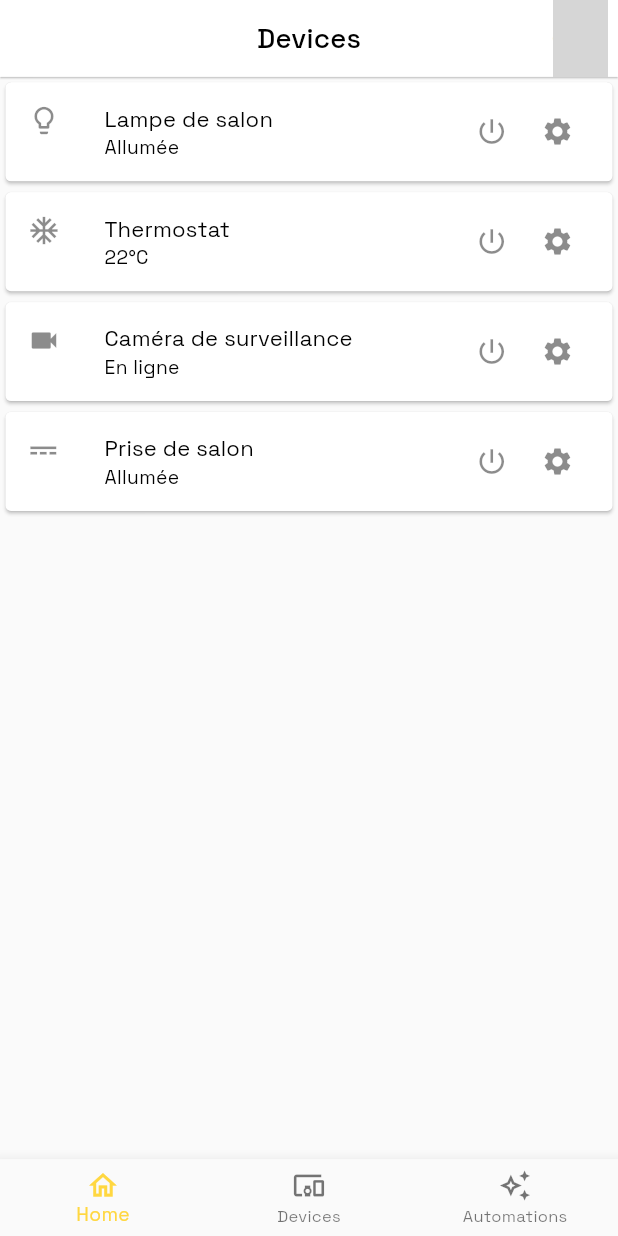
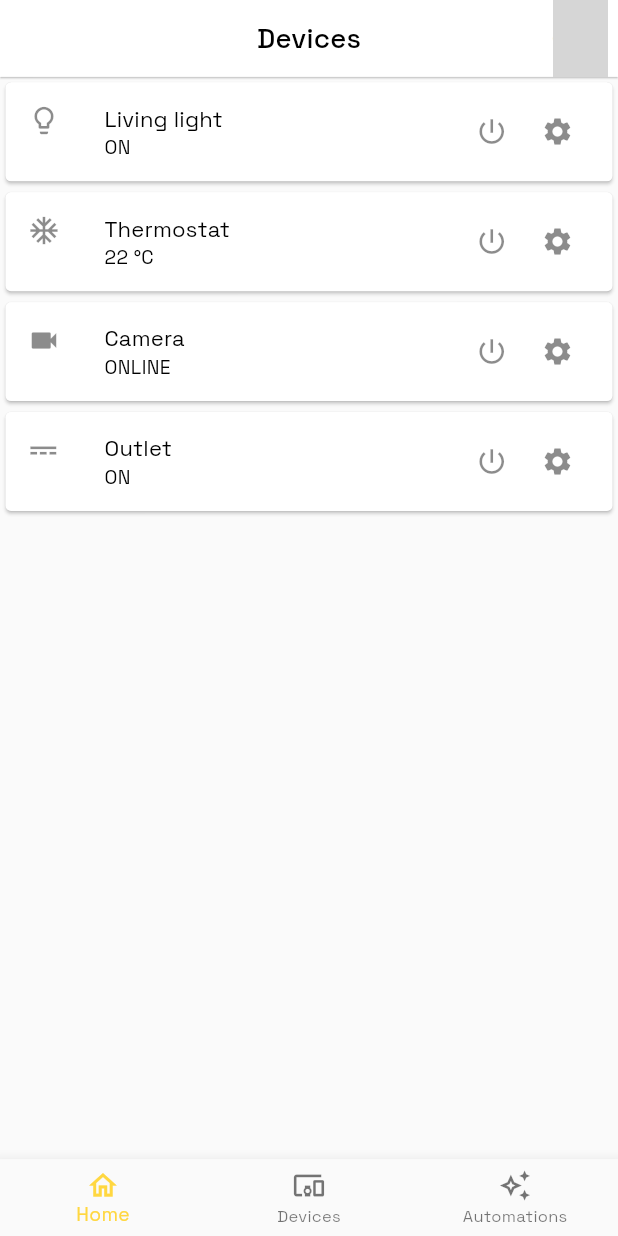
Before and after one commit to SwayLtd/Bewr-Home, a Flutter app: the DevicesPage screen opened by its route, on a phone screen of 412 x 824 dp. Run offline on Flutter 3.47's test engine with Material 2 defaults, Android fonts, the phone set to English and light mode, and no system bars; our stand-ins replace dotted_border, go_router, google_fonts, responsive_framework; missing offline and left inert: flutter_shake_animated; generated files the repository leaves out were written again; network calls fail; grey boxes are pictures that could not be loaded.

Commit message:
Implementing localization to a big part of the screens
Only stay routes.dart

```diff
--- a/lib/core/widgets/appbar.dart
+++ b/lib/core/widgets/appbar.dart
@@ -120,7 +120,7 @@ class _ScaffoldWithAppBarState extends State<ScaffoldWithAppBar> {
             },
             child: Container(
               margin: const EdgeInsets.only(
-                  right: 7.5), // // Add some margin to the right of the avatar
+                  right: 7.5,), // // Add some margin to the right of the avatar
               child: const CircleAvatar(
                 backgroundImage: NetworkImage(
                   'https://avatars.githubusercontent.com/u/21986104', // TODO: Get user avatar
--- a/lib/core/widgets/navbar.dart
+++ b/lib/core/widgets/navbar.dart
@@ -1,5 +1,7 @@
+import 'package:bewr_home/core/l10n.dart';
 import 'package:bewr_home/core/routes.dart';
 import 'package:flutter/material.dart';
+import 'package:flutter_gen/gen_l10n/app_localizations.dart';
 import 'package:go_router/go_router.dart';
 
 class ScaffoldWithNavBar extends StatefulWidget {
@@ -13,21 +15,6 @@ class ScaffoldWithNavBar extends StatefulWidget {
 class _ScaffoldWithNavBarState extends State<ScaffoldWithNavBar> {
   int _currentIndex = 0;
 
-  final List<BottomNavigationBarItem> _items = const <BottomNavigationBarItem>[
-  BottomNavigationBarItem(
-    icon: Icon(Icons.home_outlined),
-    label: 'Home', // TODO: Localize
-  ),
-  BottomNavigationBarItem(
-    icon: Icon(Icons.devices_other_outlined),
-    label: 'Devices', // TODO: Localize
-  ),
-  BottomNavigationBarItem(
-    icon: Icon(Icons.auto_awesome_outlined),
-    label: 'Automations', // TODO: Localize
-  ),
-];
-
   @override
   void initState() {
     super.initState();
@@ -37,11 +24,26 @@ class _ScaffoldWithNavBarState extends State<ScaffoldWithNavBar> {
   /// The widget to display in the body of the Scaffold.
   @override
   Widget build(BuildContext context) {
+    final List<BottomNavigationBarItem> items = <BottomNavigationBarItem>[
+      BottomNavigationBarItem(
+        icon: const Icon(Icons.home_outlined),
+        label: context.loc.bottomnavbarHome,
+      ),
+      BottomNavigationBarItem(
+        icon: const Icon(Icons.devices_other_outlined),
+        label: context.loc.bottomnavbarDevices,
+      ),
+      BottomNavigationBarItem(
+        icon: const Icon(Icons.auto_awesome_outlined),
+        label: context.loc.bottomnavbarAutomations,
+      ),
+    ];
     return Scaffold(
       body: widget.child,
       appBar: AppBar(
         title: Text(
-            "${GoRouter.of(context).location.split("/").last.toString()[0].toUpperCase()}${GoRouter.of(context).location.split("/").last.toString().substring(1).toLowerCase()}",), // Show the current page title in the AppBar based on the current route path name > Need to find a way to find the name of the current route > TO DO: Localize
+          "${GoRouter.of(context).location.split("/").last.toString()[0].toUpperCase()}${GoRouter.of(context).location.split("/").last.toString().substring(1).toLowerCase()}",
+        ), // Show the current page title in the AppBar based on the current route path name > Need to find a way to find the name of the current route > TO DO: Localize
         centerTitle: true, // Center the title in the AppBar
         actions: <Widget>[
           GestureDetector(
@@ -52,7 +54,8 @@ class _ScaffoldWithNavBarState extends State<ScaffoldWithNavBar> {
               });
             },
             child: Container(
-              margin: const EdgeInsets.only(right: 7.5), // Add some margin to the right of the avatar
+              margin: const EdgeInsets.only(
+                  right: 7.5), // Add some margin to the right of the avatar
               child: const CircleAvatar(
                 backgroundImage: NetworkImage(
                   'https://avatars.githubusercontent.com/u/21986104', // TODO: Get user avatar
@@ -63,15 +66,19 @@ class _ScaffoldWithNavBarState extends State<ScaffoldWithNavBar> {
         ],
       ),
       bottomNavigationBar: BottomNavigationBar(
-        type: BottomNavigationBarType.fixed,
-        selectedItemColor: selectedIndex() >= _items.length ? Theme.of(context).disabledColor : Theme.of(context).primaryColor, // Faking a disabled color if the index is out of range
-        items: _items,
+        selectedItemColor: selectedIndex() >= items.length
+            ? Theme.of(context).disabledColor
+            : Theme.of(context)
+                .primaryColor, // Faking a disabled color if the index is out of range
+        items: items,
         onTap: (int index) {
           onTap(context, index);
           _currentIndex = index;
         },
         currentIndex: (int index) {
-          return _currentIndex = index >= _items.length ? 0 : index; // Faking the bottom navigation bar index if the index is out of range
+          return _currentIndex = index >= items.length
+              ? 0
+              : index; // Faking the bottom navigation bar index if the index is out of range
         }(_currentIndex),
       ),
     );
--- a/lib/features/devices/devices.dart
+++ b/lib/features/devices/devices.dart
@@ -1,3 +1,4 @@
+import 'package:bewr_home/core/l10n.dart';
 import 'package:flutter/material.dart';
 
 class DevicesPage extends StatefulWidget {
@@ -8,10 +9,10 @@ class DevicesPage extends StatefulWidget {
 }
 
 class _DevicesPageState extends State<DevicesPage> {
-  final List<SmartDevice> _devices = [light, thermostat, camera, outlet];
-
-  void _showLampControlBottomSheet() {
-    int lampIntensity = 50; // TEST
+  @override
+  Widget build(BuildContext context) {
+    void showLampControlBottomSheet() {
+      int lampIntensity = 50;
 
       showModalBottomSheet(
         context: context,
@@ -22,7 +23,7 @@ class _DevicesPageState extends State<DevicesPage> {
             ),
             child: Column(
               children: [
-              const Text('Intensité de la lampe'), // TODO: Localize
+                Text(context.loc.devicesLightIntensity),
                 Slider(
                   value: lampIntensity.toDouble(),
                   max: 100,
@@ -46,13 +47,22 @@ class _DevicesPageState extends State<DevicesPage> {
       );
     }
 
-  @override
-  Widget build(BuildContext context) {
+   final light = SmartDevice(
+        context.loc.devicesNameLight, context.loc.devicesStateON, Icons.lightbulb_outline,);
+    final thermostat =
+        SmartDevice(context.loc.devicesNameThermostat, context.loc.devicesStateTemperature(22), Icons.ac_unit);
+    final camera = SmartDevice(
+        context.loc.devicesNameCamera, context.loc.devicesStateONLINE, Icons.videocam,);
+    final outlet = SmartDevice(
+        context.loc.devicesNameOutlet, context.loc.devicesStateON, Icons.power_input,);
+
+    final List<SmartDevice> devices = [light, thermostat, camera, outlet];
+
     return Scaffold(
       body: ListView.builder(
-        itemCount: _devices.length,
+        itemCount: devices.length,
         itemBuilder: (context, index) {
-          final device = _devices[index];
+          final device = devices[index];
           return Card(
             child: ListTile(
               leading: Icon(device.icon),
@@ -76,7 +86,7 @@ class _DevicesPageState extends State<DevicesPage> {
                 ],
               ),
               onTap: () {
-                _showLampControlBottomSheet(); // Show the device control bottom sheet
+                showLampControlBottomSheet(); // Show the device control bottom sheet
               },
             ),
           );
@@ -86,11 +96,6 @@ class _DevicesPageState extends State<DevicesPage> {
   }
 }
 
-final light = SmartDevice('Lampe de salon', 'Allumée', Icons.lightbulb_outline); // TODO: Localize
-final thermostat = SmartDevice('Thermostat', '22°C', Icons.ac_unit); // TODO: Localize
-final camera = SmartDevice('Caméra de surveillance', 'En ligne', Icons.videocam); // TODO: Localize
-final outlet = SmartDevice('Prise de salon', 'Allumée', Icons.power_input); // TODO: Localize
-
 // Device model
 class SmartDevice {
   final String name;
```
Also changed, not shown: assets/locales/app_en.arb (+11 -2 lines), assets/locales/app_fr.arb (+10 -1 lines), lib/features/settings/settings.dart (+21 -15 lines), 1 other file. Lines whose indentation alone changed are shown as unchanged.
